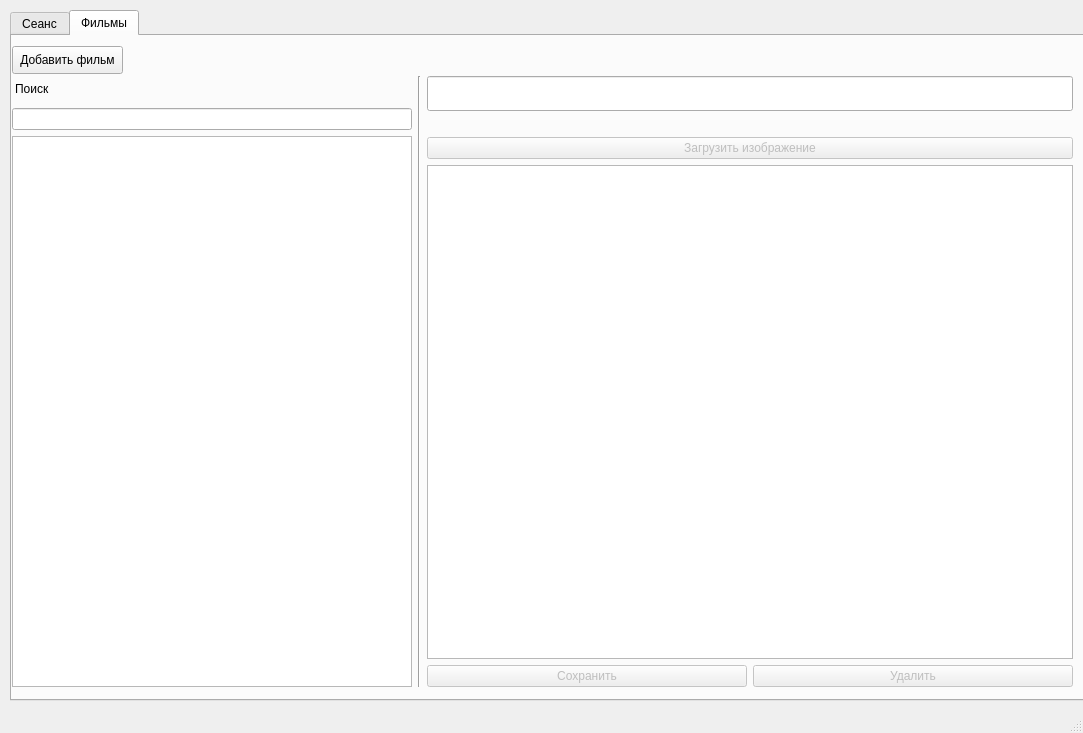
First picture: the form in interfaces/session_add.ui, repository Leostrykov/ticets_system, before the edit.
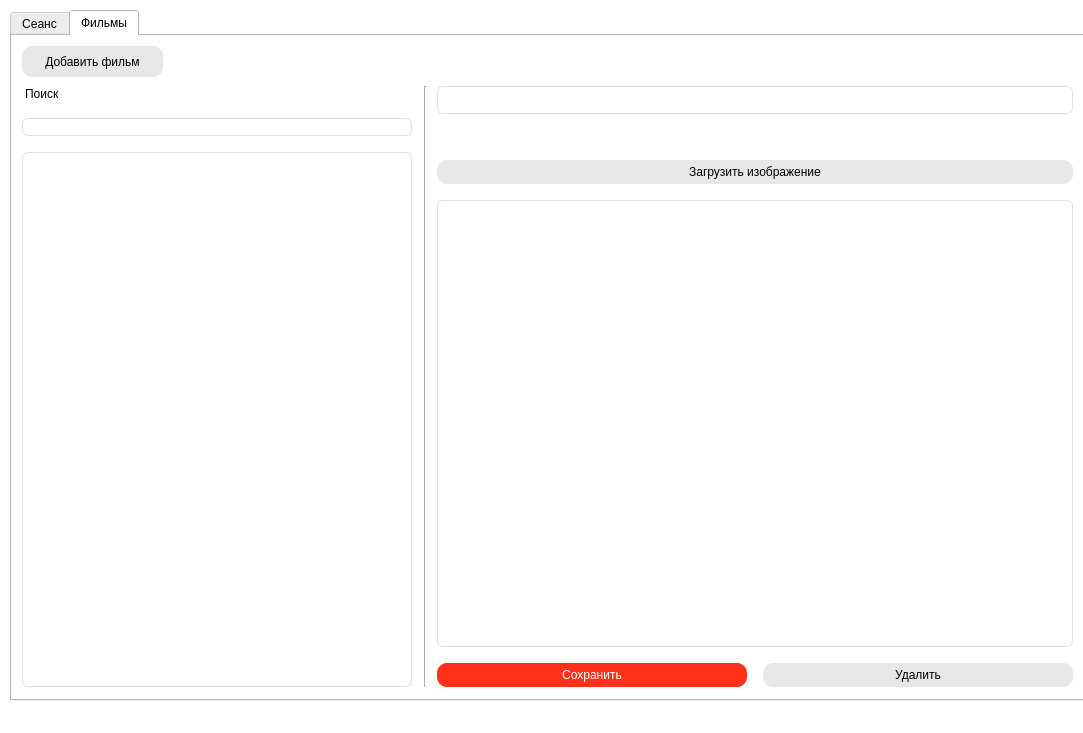
Second picture: the form after the edit. The open tabs and pages were chosen to show the change.

The edit to the form file:
```diff
--- a/interfaces/session_add.ui
+++ b/interfaces/session_add.ui
@@ -19,6 +19,11 @@
   <property name="windowTitle">
    <string>Создать сеанс</string>
   </property>
+  <property name="styleSheet">
+   <string notr="true">font: 9pt &quot;Arial&quot;;
+margin: 5;
+background-color: white;</string>
+  </property>
   <widget class="QWidget" name="centralwidget">
    <widget class="QTabWidget" name="tabWidget">
     <property name="geometry">
@@ -140,6 +145,10 @@
            <height>16777215</height>
           </size>
          </property>
+         <property name="styleSheet">
+          <string notr="true">border-radius: 6px;
+border: 1px solid rgb(226, 226, 226)</string>
+         </property>
         </widget>
        </item>
        <item row="0" column="0">
@@ -171,10 +180,19 @@
           <widget class="QLineEdit" name="film_name">
            <property name="font">
             <font>
-             <family>MS Reference Sans Serif</family>
-             <pointsize>14</pointsize>
+             <family>Arial</family>
+             <pointsize>15</pointsize>
+             <weight>9</weight>
+             <italic>false</italic>
+             <bold>false</bold>
             </font>
            </property>
+           <property name="styleSheet">
+            <string notr="true">font: 75 15pt &quot;Arial&quot;;
+border-radius: 6px;
+border: 1px solid rgb(226, 226, 226)
+</string>
+           </property>
            <property name="text">
             <string/>
            </property>
@@ -192,13 +210,26 @@
            <property name="enabled">
             <bool>false</bool>
            </property>
+           <property name="styleSheet">
+            <string notr="true">QPushButton {
+	background-color:rgb(231, 231, 231);
+	border-radius: 10px;
+	color: black;
+	padding: 5px;
+}</string>
+           </property>
            <property name="text">
             <string>Загрузить изображение</string>
            </property>
           </widget>
          </item>
          <item>
-          <widget class="QPlainTextEdit" name="about_of_film"/>
+          <widget class="QPlainTextEdit" name="about_of_film">
+           <property name="styleSheet">
+            <string notr="true">border-radius: 6px;
+border: 1px solid rgb(226, 226, 226)</string>
+           </property>
+          </widget>
          </item>
          <item>
           <layout class="QHBoxLayout" name="horizontalLayout">
@@ -207,6 +238,14 @@
              <property name="enabled">
               <bool>false</bool>
              </property>
+             <property name="styleSheet">
+              <string notr="true">QPushButton {
+	background-color: #ff3118;
+	border-radius: 10px;
+	color: white;
+	padding: 5px;
+}</string>
+             </property>
              <property name="text">
               <string>Сохранить</string>
              </property>
@@ -217,6 +256,14 @@
              <property name="enabled">
               <bool>false</bool>
              </property>
+             <property name="styleSheet">
+              <string notr="true">QPushButton {
+	background-color:rgb(231, 231, 231);
+	border-radius: 10px;
+	color: black;
+	padding: 5px;
+}</string>
+             </property>
              <property name="text">
               <string>Удалить</string>
              </property>
@@ -234,6 +281,10 @@
            <height>16777215</height>
           </size>
          </property>
+         <property name="styleSheet">
+          <string notr="true">border-radius: 6px;
+border: 1px solid rgb(226, 226, 226)</string>
+         </property>
         </widget>
        </item>
       </layout>
@@ -242,11 +293,19 @@
       <property name="geometry">
        <rect>
         <x>0</x>
-        <y>10</y>
-        <width>111</width>
-        <height>28</height>
+        <y>0</y>
+        <width>151</width>
+        <height>41</height>
        </rect>
       </property>
+      <property name="styleSheet">
+       <string notr="true">QPushButton {
+	background-color:rgb(231, 231, 231);
+	border-radius: 10px;
+	color: black;
+	padding: 5px;
+}</string>
+      </property>
       <property name="text">
        <string>Добавить фильм</string>
       </property>
```
Left out of the diff: 33 changed lines with no effect on the pictures.
